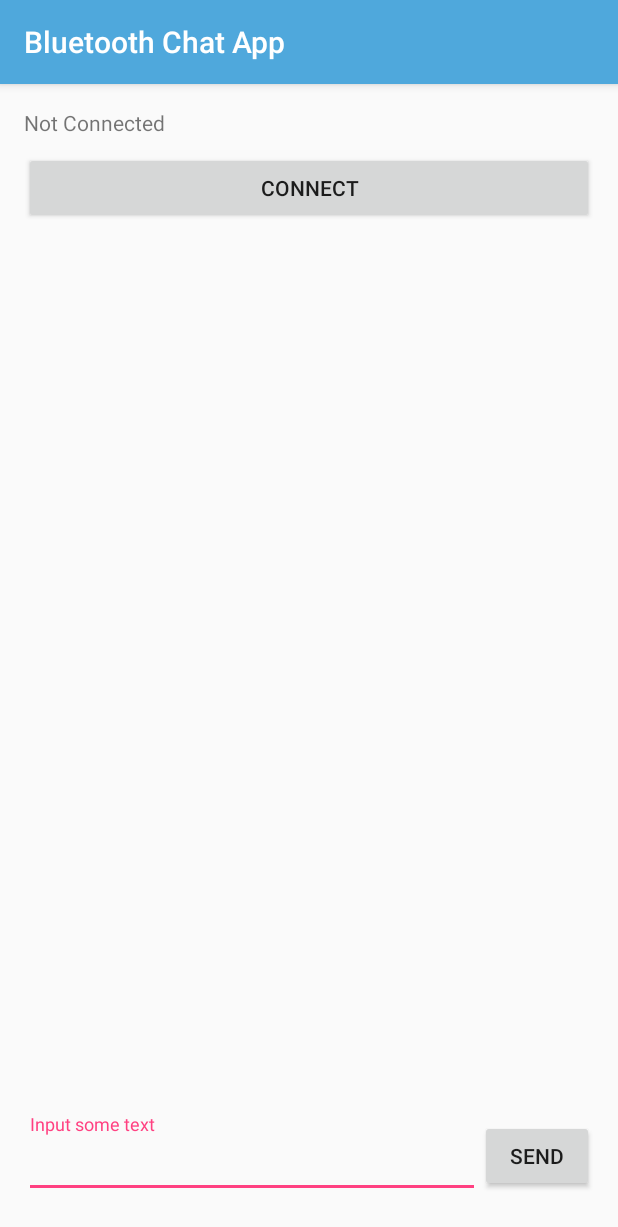
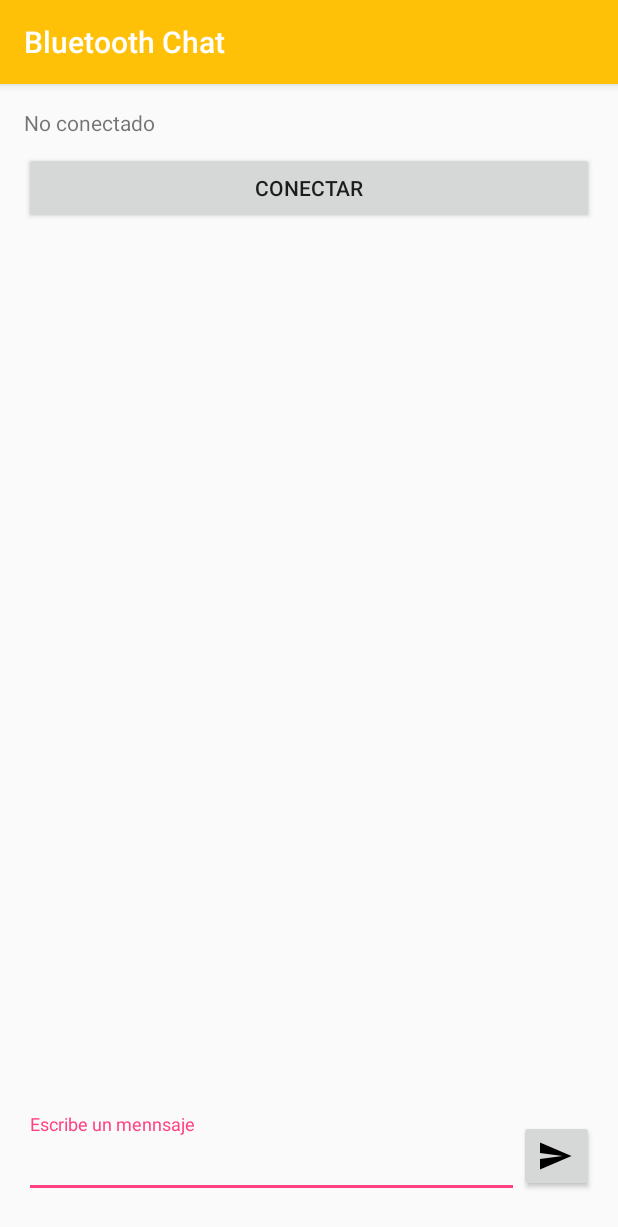
Before and after one commit to GuillermoMorales/Chat_Bluetooth, an Android app: the screen it shows after launch (MainActivity), on a phone screen of 412 x 824 dp. Shown: the top 1227 px of the screen. Run offline under Robolectric (Android 15) with nearby library versions, the phone set to English and light mode, and no system bars.

Commit message:
Another Stuff

```diff
--- /dev/null
+++ b/app/src/main/res/drawable/ic_send_black_24dp.xml
@@ -0,0 +1,9 @@
+<vector xmlns:android="http://schemas.android.com/apk/res/android"
+        android:width="24dp"
+        android:height="24dp"
+        android:viewportWidth="24.0"
+        android:viewportHeight="24.0">
+    <path
+        android:fillColor="#FF000000"
+        android:pathData="M2.01,21L23,12 2.01,3 2,10l15,2 -15,2z"/>
+</vector>
--- a/app/src/main/res/layout/activity_main.xml
+++ b/app/src/main/res/layout/activity_main.xml
@@ -18,14 +18,14 @@
             android:id="@+id/status"
             android:layout_width="match_parent"
             android:layout_height="wrap_content"
-                android:text="Not Connected" />
+            android:text="No conectado" />
 
         <Button
             android:id="@+id/btn_connect"
             android:layout_width="match_parent"
             android:layout_height="wrap_content"
             android:layout_marginTop="10dp"
-                android:text="Connect" />
+            android:text="Conectar" />
     </LinearLayout>
 
     <ListView
@@ -46,12 +46,13 @@
             android:layout_width="0dp"
             android:layout_height="wrap_content"
             android:layout_gravity="center"
-                android:layout_weight="0.8">
+            android:layout_weight="0.8"
+            android:text="Escribe un mensaje">
 
             <EditText
                 android:layout_width="match_parent"
                 android:layout_height="wrap_content"
-                    android:hint="Input some text" />
+                android:hint="Escribe un mennsaje" />
         </com.google.android.material.textfield.TextInputLayout>
 
         <Button
@@ -59,7 +60,9 @@
             android:layout_width="0dp"
             android:layout_height="wrap_content"
             android:layout_gravity="center"
-                android:layout_weight="0.2"
-                android:text="send" />
+            android:layout_weight="0.12"
+            android:drawableLeft="@drawable/ic_send_black_24dp"
+
+            />
     </LinearLayout>
 </LinearLayout>
--- a/app/src/main/res/layout/layout_bluetooth.xml
+++ b/app/src/main/res/layout/layout_bluetooth.xml
@@ -29,7 +29,7 @@
         android:id="@+id/cancelButton"
         android:layout_width="match_parent"
         android:layout_height="wrap_content"
-            android:text="Cancel" />
+        android:text="Cancelar" />
 
 
 </LinearLayout>
--- a/app/src/main/res/values/colors.xml
+++ b/app/src/main/res/values/colors.xml
@@ -1,6 +1,6 @@
 <?xml version="1.0" encoding="utf-8"?>
 <resources>
-    <color name="colorPrimary">#4FA8DC</color>
-    <color name="colorPrimaryDark">#2984ba</color>
+    <color name="colorPrimary">#FFC107</color>
+    <color name="colorPrimaryDark">#FF9800</color>
     <color name="colorAccent">#FF4081</color>
 </resources>
--- a/app/src/main/res/values/strings.xml
+++ b/app/src/main/res/values/strings.xml
@@ -1,5 +1,5 @@
 <resources>
-    <string name="app_name">Bluetooth Chat App</string>
-    <string name="none_paired">No devices have been paired</string>
-    <string name="none_found">No devices found</string>
+    <string name="app_name">Bluetooth Chat</string>
+    <string name="emparejar">No hay dispositivos conectados</string>
+    <string name="no_encontrado">No se encontraron dispositivos</string>
 </resources>
```
Also changed, not shown: app/src/main/java/com/javi/chat_bluetooth/MainActivity.kt (+10 -10 lines). Lines whose indentation alone changed are shown as unchanged.
